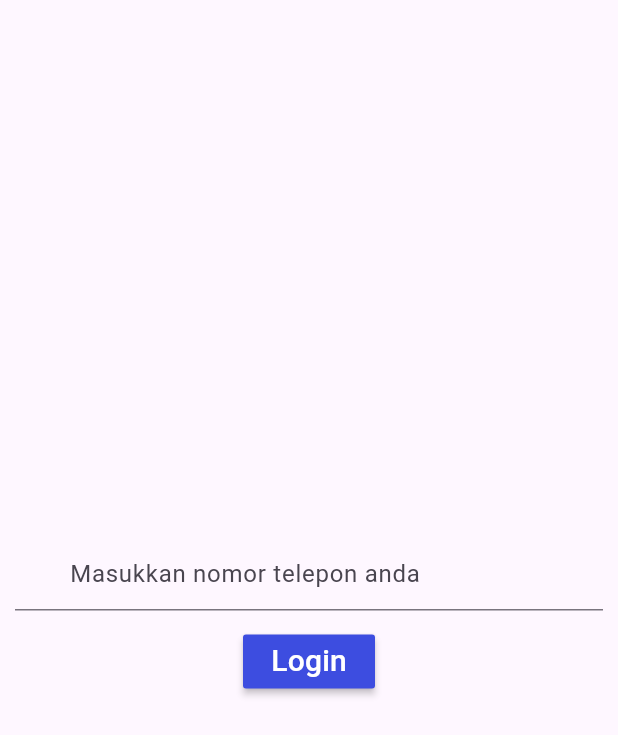
After one commit to viktoryglory/21102080_Ti3_ppb2324-2, a Flutter app: the PhoneAuthScreen screen opened directly, after a tap on "Login", on a phone screen of 412 x 824 dp. The commit adds this screen. Shown: the top 735 px of the screen. Run offline on Flutter 3.47's test engine with Material 3 defaults, Android fonts, the light colour scheme and no system bars; our stand-ins replace bloc, equatable, firebase_auth, firebase_core, flutter_bloc, google_fonts and 2 more; accounts and stored records are empty; network calls fail.

Commit message:
menambahkan fitur auth google dan phone number

```diff
--- /dev/null
+++ b/firebase_auth(Pertemuan_9)/firebase/lib/ui/phone_auth_screen.dart
@@ -0,0 +1,124 @@
+import 'package:firebase/ui/home_screen.dart';
+import 'package:firebase_auth/firebase_auth.dart';
+import 'package:flutter/material.dart';
+
+class PhoneAuthScreen extends StatefulWidget {
+  @override
+  _PhoneAuthScreenState createState() => _PhoneAuthScreenState();
+}
+
+class _PhoneAuthScreenState extends State<PhoneAuthScreen> {
+  FirebaseAuth auth = FirebaseAuth.instance;
+  bool otpVisibility = false;
+  User? user;
+  String verificationID = "";
+
+  TextEditingController _phoneController = TextEditingController();
+  TextEditingController _otpController = TextEditingController();
+
+  @override
+  void dispose() {
+    _phoneController.dispose();
+    _otpController.dispose();
+    super.dispose();
+  }
+
+  void loginWithPhone() async {
+    auth.verifyPhoneNumber(
+      phoneNumber: "+62" + _phoneController.text,
+      timeout: const Duration(seconds: 60),
+      verificationCompleted: (PhoneAuthCredential credential) async {
+        await auth.signInWithCredential(credential).then((value) {
+          print("You are logged in successfully");
+        });
+      },
+      verificationFailed: (FirebaseAuthException e) {
+        print(e.message);
+      },
+      codeSent: (String verificationId, int? resendToken) {
+        otpVisibility = true;
+        verificationID = verificationId;
+        setState(() {});
+      },
+      codeAutoRetrievalTimeout: (String verificationId) {},
+    );
+  }
+
+  void verifyOTP() async {
+    PhoneAuthCredential credential = PhoneAuthProvider.credential(
+        verificationId: verificationID, smsCode: _otpController.text);
+
+    await auth.signInWithCredential(credential).then(
+      (value) {
+        setState(() {
+          user = FirebaseAuth.instance.currentUser;
+        });
+      },
+    ).whenComplete(
+      () {
+        if (user != null) {
+          ScaffoldMessenger.of(context)
+            ..hideCurrentSnackBar()
+            ..showSnackBar(const SnackBar(content: Text('Berhasil Login')));
+          Navigator.pushReplacement(
+            context,
+            MaterialPageRoute(
+              builder: (context) => HomeScreen(),
+            ),
+          );
+        } else {
+          ScaffoldMessenger.of(context)
+            ..hideCurrentSnackBar()
+            ..showSnackBar(const SnackBar(content: Text('Login Gagal')));
+        }
+      },
+    );
+  }
+
+  Widget build(BuildContext context) {
+    return Scaffold(
+      body: Container(
+        margin: EdgeInsets.all(10),
+        child: Column(
+          mainAxisAlignment: MainAxisAlignment.center,
+          children: [
+            TextField(
+              controller: _phoneController,
+              decoration: InputDecoration(
+                hintText: 'Masukkan nomor telepon anda',
+                prefix: Padding(padding: EdgeInsets.all(4), child: Text('+62')),
+              ),
+              keyboardType: TextInputType.phone,
+            ),
+            Visibility(
+              child: TextField(
+                controller: _otpController,
+                decoration: InputDecoration(
+                  hintText: 'OTP',
+                  prefix: Padding(padding: EdgeInsets.all(4), child: Text('')),
+                ),
+                keyboardType: TextInputType.number,
+              ),
+              visible: otpVisibility,
+            ),
+            SizedBox(
+              height: 10,
+            ),
+            MaterialButton(
+              color: const Color(0xff3D4DE0),
+              onPressed: () {
+                if (otpVisibility) {
+                  verifyOTP();
+                } else {
+                  loginWithPhone();
+                }
+              },
+              child: Text(otpVisibility ? "Verify" : "Login",
+                  style: TextStyle(color: Colors.white, fontSize: 20)),
+            ),
+          ],
+        ),
+      ),
+    );
+  }
+}
--- a/firebase_auth(Pertemuan_9)/firebase/pubspec.yaml
+++ b/firebase_auth(Pertemuan_9)/firebase/pubspec.yaml
@@ -40,6 +40,7 @@ dependencies:
   bloc: ^8.1.2
   flutter_bloc: ^8.1.3
   meta: ^1.11.0
+  google_sign_in: ^6.2.1
 
 
 dev_dependencies:
```
Also changed, not shown: firebase_auth(Pertemuan_9)/firebase/lib/ui/home_screen.dart (+28 -7 lines), firebase_auth(Pertemuan_9)/firebase/lib/ui/login.dart (+54 -1 lines), firebase_auth(Pertemuan_9)/firebase/pubspec.lock, 2 other files.
